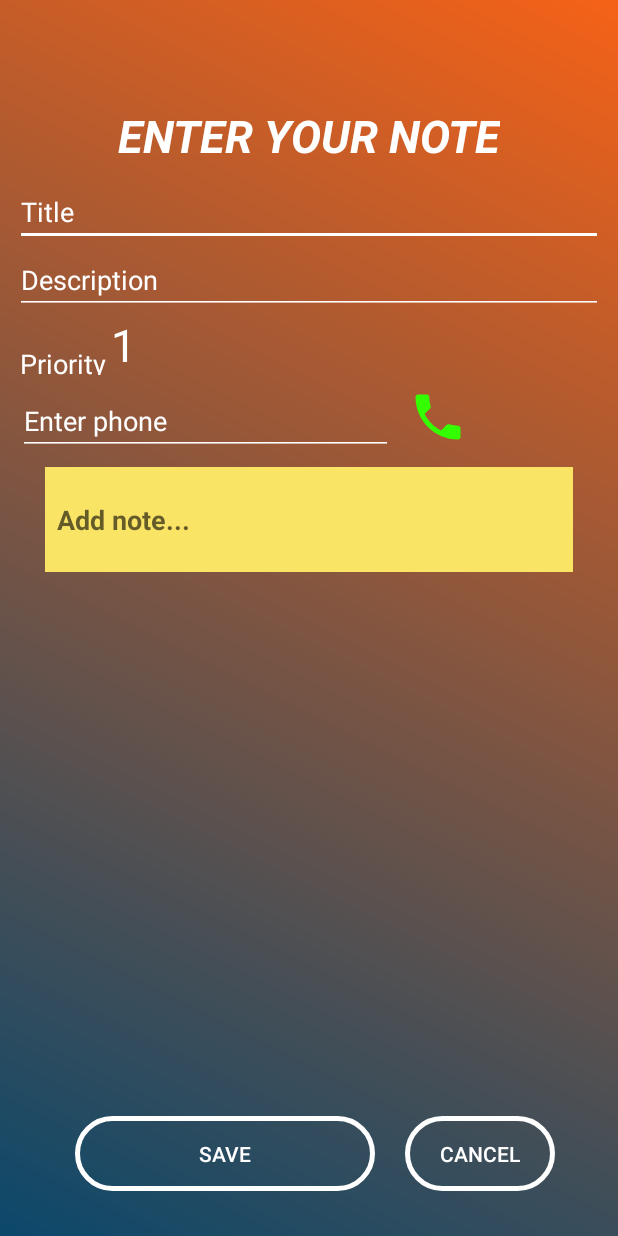
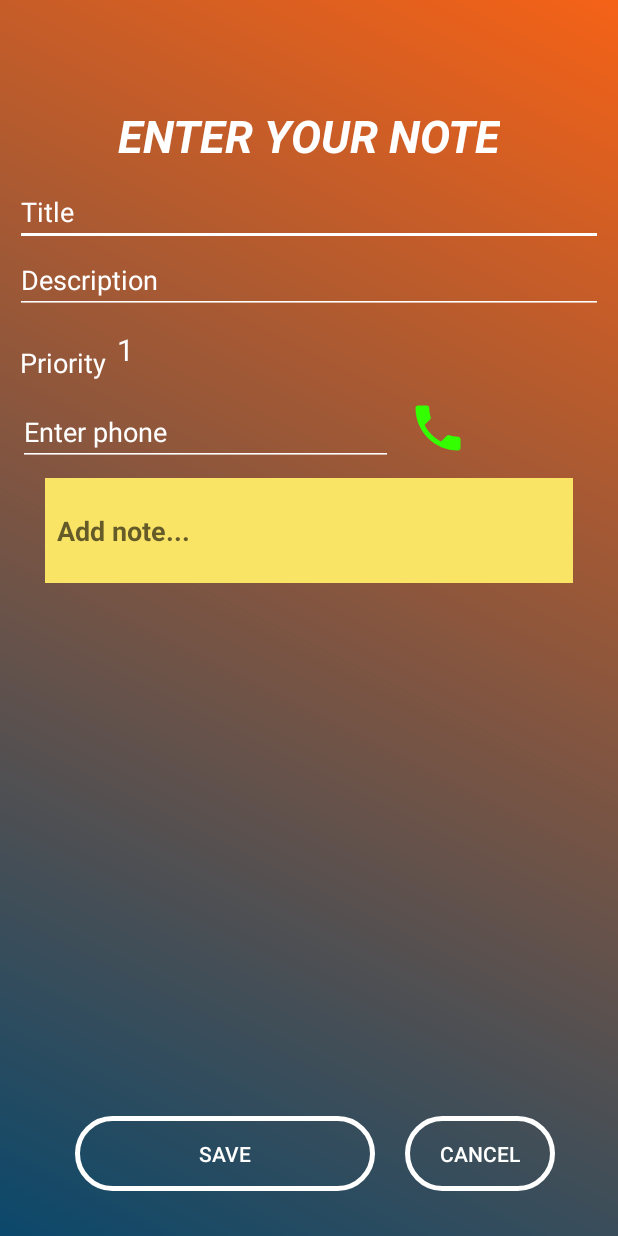
Before and after one commit to Ivgesha/TodoList, an Android app: the AddNoteActivity screen opened directly, with no data from a screen before it, on a phone screen of 412 x 824 dp. Run offline under Robolectric (Android 15) with nearby library versions, the phone set to English and light mode, and no system bars.

Commit message:
added floating button creating new note_item and showing it in the recycler view

```diff
--- a/app/src/main/AndroidManifest.xml
+++ b/app/src/main/AndroidManifest.xml
@@ -9,8 +9,10 @@
         android:roundIcon="@mipmap/ic_launcher_round"
         android:supportsRtl="true"
         android:theme="@style/AppTheme">
-        <activity android:name=".view.AddNoteActivity"></activity>
-        <activity android:name=".view.TodoList" />
+        <activity android:name=".view.AddNoteActivity"
+            android:parentActivityName=".view.TodoList"></activity>
+        <activity android:name=".view.TodoList"
+            android:launchMode="singleTop"/>
         <activity android:name=".MainActivity">
             <intent-filter>
                 <action android:name="android.intent.action.MAIN" />
--- a/app/src/main/java/com/example/todolist/view/AddNoteActivity.java
+++ b/app/src/main/java/com/example/todolist/view/AddNoteActivity.java
@@ -2,18 +2,90 @@ package com.example.todolist.view;
 
 import androidx.appcompat.app.AppCompatActivity;
 
+import android.app.Activity;
+import android.content.Intent;
 import android.os.Bundle;
+import android.util.Log;
+import android.view.View;
+import android.widget.Button;
+import android.widget.EditText;
+import android.widget.Toast;
 
 import com.example.todolist.R;
 
+// episod 7 13:28
+public class AddNoteActivity extends AppCompatActivity {
 
+    public static final String EXTRA_TITLE = "com.example.todolist.view.EXTRA_TITLE";
 
-// tutorial 7 - 6:23
-public class AddNoteActivity extends AppCompatActivity {
+    public static final String EXTRA_DESCRIPTION = "com.example.todolist.view.EXTRA_DESCRIPTION";
+
+    public static final String EXTRA_PRIORITY = "com.example.todolist.view.EXTRA_PRIORITY";
+
+    //public static final String EXTRA_BUNDLE = "com.example.todolist.view.EXTRA_BUNDLE";
+
+    private EditText editTextTitle;
+    private EditText editTextDescription;
+    private EditText editTextPriority;
+    private EditText editTextPhone;
+    private EditText editTextNote;
+    private Button btnSave,btnCancel;
+
 
     @Override
     protected void onCreate(Bundle savedInstanceState) {
         super.onCreate(savedInstanceState);
         setContentView(R.layout.activity_add_note);
+        editTextTitle = findViewById(R.id.edit_text_title);
+        editTextDescription = findViewById(R.id.edit_text_description);
+        editTextPriority = findViewById(R.id.edit_text_priority);
+        editTextPhone = findViewById(R.id.edit_text_phone);
+        editTextNote = findViewById(R.id.edit_text_note);
+        btnSave = findViewById(R.id.button_save);
+        btnCancel = findViewById(R.id.button_cancel);
+
+
     }
+
+
+
+    public void saveNote(View view){
+
+        String title  = editTextTitle.getText().toString();
+        String description = editTextDescription.getText().toString();
+        int priority = Integer.parseInt(editTextPriority.getText().toString());
+
+
+        if (title.trim().isEmpty()){
+            Toast.makeText(this, "The title is empty", Toast.LENGTH_SHORT).show();
+            return;
+        }
+
+        Intent returnedIntent = new Intent();
+       // bundle.putString(EXTRA_TITLE,title);
+        Log.d("titleTest","the title " + title);
+       // bundle.putString(EXTRA_DESCRIPTION,description);
+       // bundle.putString(EXTRA_PRIORITY, String.valueOf(priority));
+
+
+        returnedIntent.putExtra(EXTRA_TITLE,title);
+        returnedIntent.putExtra(EXTRA_DESCRIPTION,description);
+        returnedIntent.putExtra(EXTRA_PRIORITY, String.valueOf(priority));
+
+
+        //returnedIntent.putExtra(EXTRA_TITLE,title);
+        //returnedIntent.putExtra(EXTRA_DESCRIPTION,description);
+        //returnedIntent.putExtra(EXTRA_PRIORITY,priority);
+
+        Log.d("titleTest","put extra in addNoteActivity "+ title);
+        setResult(Activity.RESULT_OK,returnedIntent);
+        finish();
+    }
+
+
+//    @Override
+//    public void onBackPressed() {
+//        super.onBackPressed();
+//        finish();
+//    }
 }
--- a/app/src/main/res/layout/activity_add_note.xml
+++ b/app/src/main/res/layout/activity_add_note.xml
@@ -63,11 +63,15 @@
         android:layout_height="wrap_content"
         android:textAppearance="@style/TextAppearance.AppCompat.Medium"
         android:textColor="#FFFFFF"/>
-        <TextView
+
+
+        <EditText
+            android:id="@+id/edit_text_priority"
             android:text="1"
             android:textColor="#FFFFFF"
-            android:textSize="30dp"
-            android:layout_width="wrap_content"
+            android:textSize="20dp"
+            android:backgroundTint="@android:color/transparent"
+            android:layout_width="50dp"
             android:layout_height="wrap_content"/>
     </LinearLayout>
 
@@ -127,8 +131,10 @@
         android:layout_height="50dp"
         android:layout_marginLeft="50dp"
         android:layout_alignParentBottom="true"
+        android:onClick="saveNote"
         />
         <Button
+            android:id="@+id/button_cancel"
             android:layout_width="100dp"
             android:layout_height="50dp"
             android:text="cancel"
```
Also changed, not shown: app/src/main/java/com/example/todolist/Note.java (+5 -3 lines), app/src/main/java/com/example/todolist/NoteDatabase.java (+6 -6 lines), app/src/main/java/com/example/todolist/view/TodoList.java (+52 -6 lines).
